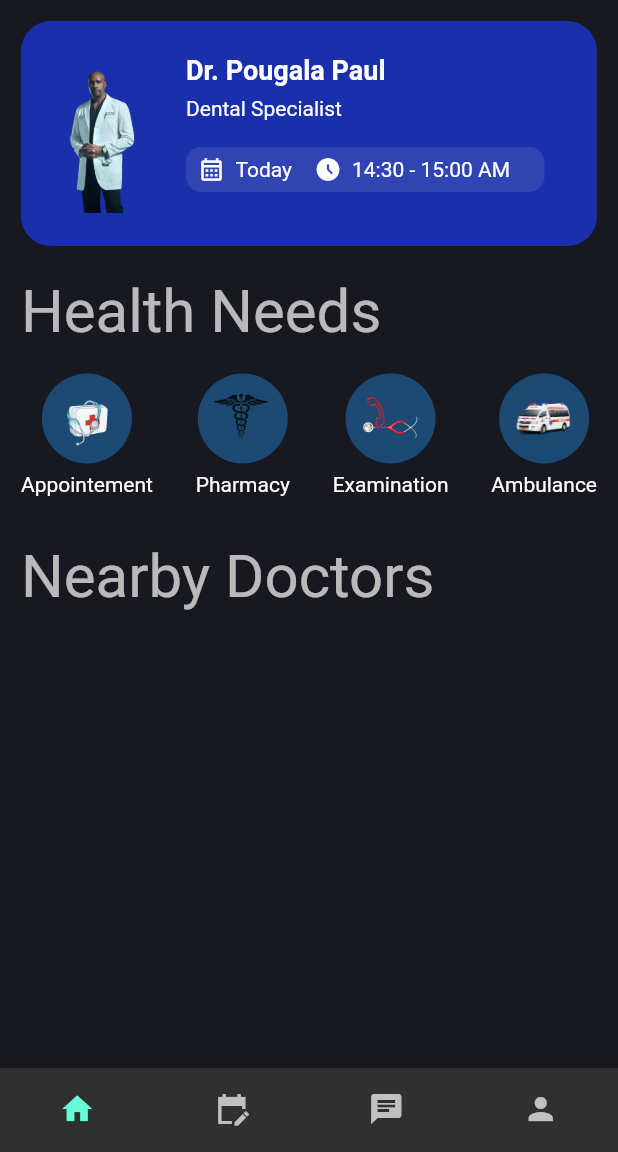
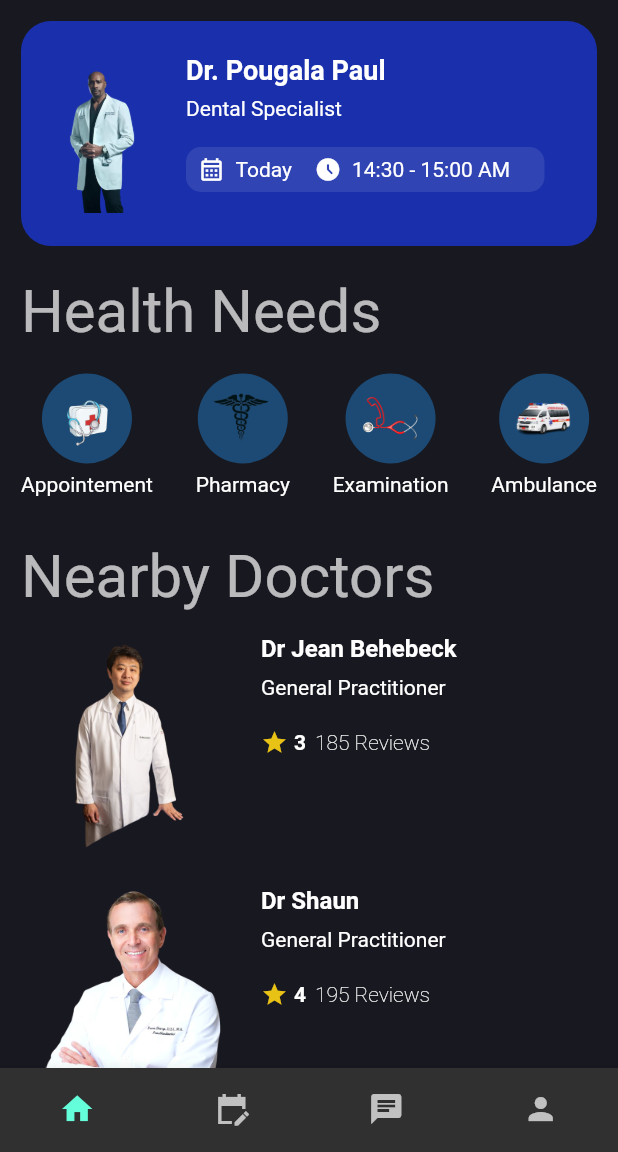
Before and after one commit to htankeu/first_flutter_projet, a Flutter app: the screen it shows after launch, on a phone screen of 412 x 824 dp, the part 84-1236 px from its top. Run offline on Flutter 3.47's test engine with Material 2 defaults, Android fonts, the phone set to English and light mode, and no system bars; our stand-ins replace flutter_svg.

Commit message:
nearby Doctor are implemented and added

```diff
--- a/lib/main.dart
+++ b/lib/main.dart
@@ -1,6 +1,6 @@
-import 'package:firstly/homePage.dart';
-import 'package:firstly/pallete.dart';
-import 'package:firstly/singUp_screen.dart';
+import 'package:firstly/screens/homePage.dart';
+import 'package:firstly/tools/pallete.dart';
+import 'package:firstly/screens/singUp_screen.dart';
 import 'package:flutter/material.dart';
 
 void main() {
@@ -14,7 +14,7 @@ class MyApp extends StatelessWidget {
   @override
   Widget build(BuildContext context) {
     return MaterialApp(
-      title: 'Flutter Demo',
+      title: 'Book My Time',
       theme: ThemeData.dark().copyWith(
         scaffoldBackgroundColor: Pallete.backgroundColor,
         useMaterial3: true,
--- /dev/null
+++ b/lib/models/doctor_model.dart
@@ -0,0 +1,17 @@
+class DoctorModel{
+  final String name;
+  final String position;
+  final int averageReview;
+  final int totalReviews;
+  final String profile;
+
+  DoctorModel({required this.name, required this.position, required this.averageReview, required this.totalReviews,required this.profile});
+}
+
+
+List<DoctorModel> nearbyDoctors =[
+  DoctorModel(name: "Dr Jean Behebeck", position: "General Practitioner", averageReview: 3, totalReviews: 185, profile: "assets/images/doctor_3.png"),
+  DoctorModel(name: "Dr Shaun", position: "General Practitioner", averageReview: 4, totalReviews: 195, profile: "assets/images/doctor_4.png"),
+  DoctorModel(name: "Dr Murphy", position: "General Practitioner", averageReview: 2, totalReviews: 105, profile: "assets/images/doctor_5.png"),
+  DoctorModel(name: "Dr Richard", position: "General Practitioner", averageReview: 5, totalReviews: 200, profile: "assets/images/doctor_1.png"),
+];
--- a/lib/homePage.dart
+++ b/lib/screens/homePage.dart
@@ -51,6 +51,7 @@ class HomePage extends StatelessWidget{
             "Nearby Doctors",
             style: Theme.of(context).textTheme.headlineLarge,
           ),
+          const SizedBox(height: 15,),
 
           // Nearby Doctors
           const NearbyDoctors()
--- a/lib/pallete.dart
+++ b/lib/tools/pallete.dart
@@ -10,6 +10,7 @@ class Pallete{
   static const Color borderColor = Color.fromRGBO(52,51,67,1);
   static const Color whiteColor = Colors.white;
   static const Color transpWhite = Colors.white10;
+  static const Color goldColor = Color.fromARGB(255, 233, 194, 22);
   static const Color transparenceColor1 = Colors.transparent;
   // ignore: constant_identifier_names
   static const Color primary_op = Color.fromRGBO(26, 53, 206, 0.8);
--- a/lib/widgets/gradient_button.dart
+++ b/lib/widgets/gradient_button.dart
@@ -1,4 +1,4 @@
-import 'package:firstly/pallete.dart';
+import 'package:firstly/tools/pallete.dart';
 import 'package:flutter/material.dart';
 
 class GradientButton extends StatelessWidget{
--- a/lib/widgets/nearby_doctors.dart
+++ b/lib/widgets/nearby_doctors.dart
@@ -1,3 +1,5 @@
+import 'package:firstly/models/doctor_model.dart';
+import 'package:firstly/tools/pallete.dart';
 import 'package:flutter/material.dart';
 
 class NearbyDoctors extends StatelessWidget {
@@ -5,6 +7,71 @@ const NearbyDoctors({ Key? key }) : super(key: key);
 
   @override
   Widget build(BuildContext context){
-    return Container();
+    return Column(
+      children: List.generate(nearbyDoctors.length, (index){
+        return Padding(
+          padding: const EdgeInsets.only(bottom:18),
+          child: Row(
+            crossAxisAlignment: CrossAxisAlignment.start,
+            children: [
+              Container(
+                width: 150,
+                height: 150,
+                decoration: BoxDecoration(
+                  borderRadius: BorderRadius.circular(10),
+                  image:  DecorationImage(
+                    image: AssetImage(nearbyDoctors[index].profile) ,
+                    // fit: BoxFit.
+                    )
+                ),
+              ),
+            const SizedBox(width: 10,),
+            Column(
+              crossAxisAlignment: CrossAxisAlignment.start,
+              children: [
+                Text(
+                  nearbyDoctors[index].name,
+                  style: const TextStyle(
+                    fontSize: 16,
+                    fontWeight: FontWeight.bold
+                  ),
+                ),
+                const SizedBox(height: 8,),
+                Text(
+                  nearbyDoctors[index].position
+                ),
+                const SizedBox(height:20,),
+                Row(
+                  children: [
+                    const Icon(
+                      Icons.star_purple500_outlined,
+                      color: Pallete.goldColor,
+                      size: 18,
+                    ),
+                    Padding(
+                      padding: EdgeInsets.only(left:4, right: 6),
+                      child: Text(
+                        nearbyDoctors[index].averageReview.toString(),
+                        style: const TextStyle(
+                          fontWeight: FontWeight.bold
+                        ),
+                      ),
+                    ),
+                    Text(
+                      "${nearbyDoctors[index].totalReviews} Reviews",
+                      style: const TextStyle(
+                        fontWeight: FontWeight.w100
+                      ),
+                      )
+                  ],
+                )
+              ],
+
+            )
+            ],
+          ),
+        );
+      }),
+    );
   }
 }
--- a/lib/widgets/singUp_field.dart
+++ b/lib/widgets/singUp_field.dart
@@ -1,4 +1,4 @@
-import 'package:firstly/pallete.dart';
+import 'package:firstly/tools/pallete.dart';
 import 'package:flutter/material.dart';
 import 'package:flutter_svg/flutter_svg.dart';
 
--- a/lib/widgets/social_button.dart
+++ b/lib/widgets/social_button.dart
@@ -1,4 +1,4 @@
-import 'package:firstly/pallete.dart';
+import 'package:firstly/tools/pallete.dart';
 import 'package:flutter/material.dart';
 import 'package:flutter_svg/flutter_svg.dart';
 
--- a/lib/widgets/upcoming_card.dart
+++ b/lib/widgets/upcoming_card.dart
@@ -1,4 +1,4 @@
-import 'package:firstly/pallete.dart';
+import 'package:firstly/tools/pallete.dart';
 import 'package:flutter/material.dart';
 
 class UpcomingCard extends StatelessWidget {
```
Also changed, not shown: lib/screens/singUp_screen.dart (renamed from lib/singUp_screen.dart).
